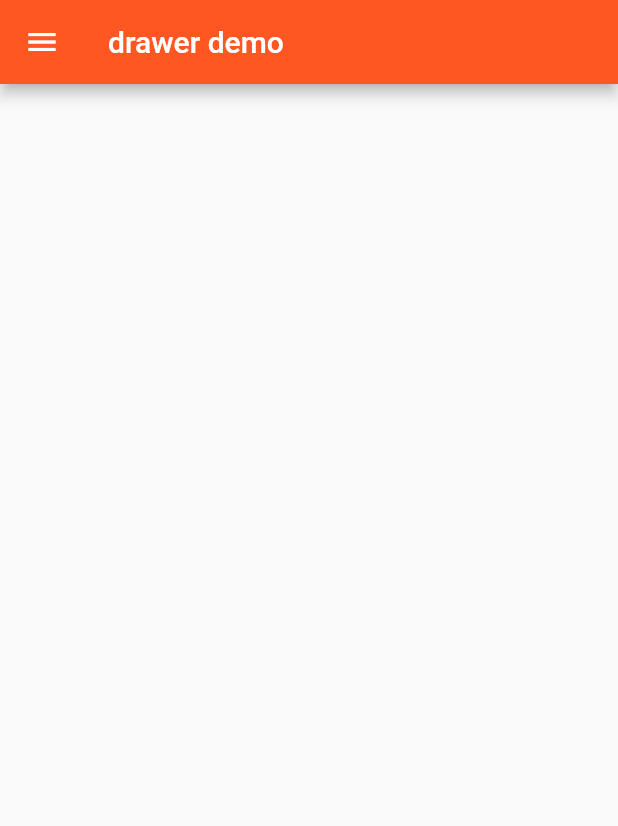
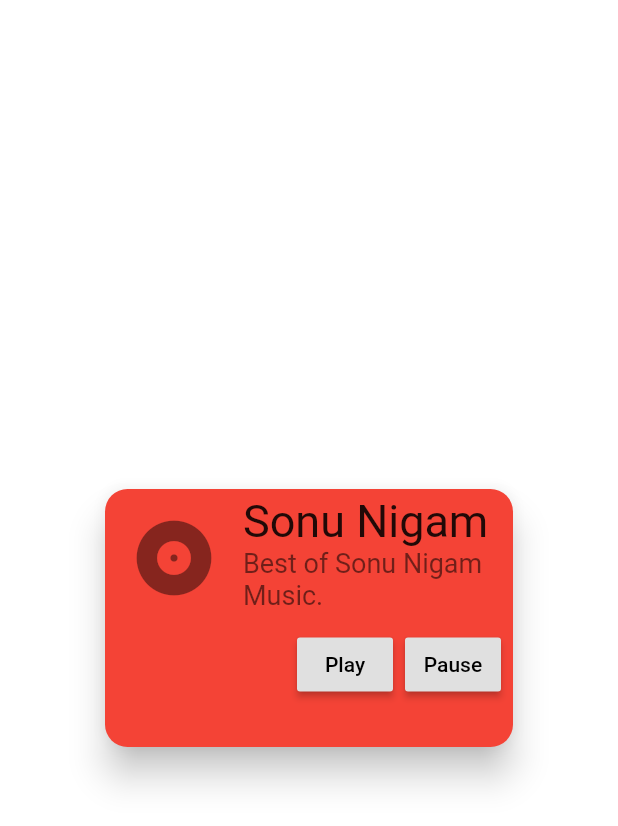
Before and after one commit to saiful-j2ee/flutter_hr, a Flutter app: the screen it shows after launch, on a phone screen of 412 x 824 dp. Shown: the top 826 px of the screen. Run offline on Flutter 3.47's test engine with Material 2 defaults, Android fonts, the phone set to English and light mode, and no system bars; our stand-ins replace fluttertoast.

Commit message:
last_night

```diff
--- /dev/null
+++ b/lib/employee.dart
@@ -0,0 +1,52 @@
+import 'package:flutter/cupertino.dart';
+import 'package:flutter/material.dart';
+
+class Employee extends StatelessWidget {
+  // MyCardWidget({Key key}) : super(key: key);
+
+  @override
+  Widget build(BuildContext context) {
+    return Center(
+        child: Container(
+          width: 300,
+          height: 200,
+          padding: new EdgeInsets.all(10.0),
+          child: Card(
+            shape: RoundedRectangleBorder(
+              borderRadius: BorderRadius.circular(15.0),
+            ),
+            color: Colors.red,
+            elevation: 10,
+            child: Column(
+              mainAxisSize: MainAxisSize.min,
+              children: <Widget>[
+                const ListTile(
+                  leading: Icon(Icons.album, size: 60),
+                  title: Text(
+                      'Sonu Nigam',
+                      style: TextStyle(fontSize: 30.0)
+                  ),
+                  subtitle: Text(
+                      'Best of Sonu Nigam Music.',
+                      style: TextStyle(fontSize: 18.0)
+                  ),
+                ),
+                ButtonBar(
+                  children: <Widget>[
+                    RaisedButton(
+                      child: const Text('Play'),
+                      onPressed: () {/* ... */},
+                    ),
+                    RaisedButton(
+                      child: const Text('Pause'),
+                      onPressed: () {/* ... */},
+                    ),
+                  ],
+                ),
+              ],
+            ),
+          ),
+        )
+    );
+  }
+}
```
Also changed, not shown: lib/home.dart (+14 -3 lines), lib/main.dart (+5 -2 lines), pubspec.yaml (+4 -3 lines), assets/human.png (added), assets/human1.png (added), assets/login.jpg (deleted), pubspec.lock.
